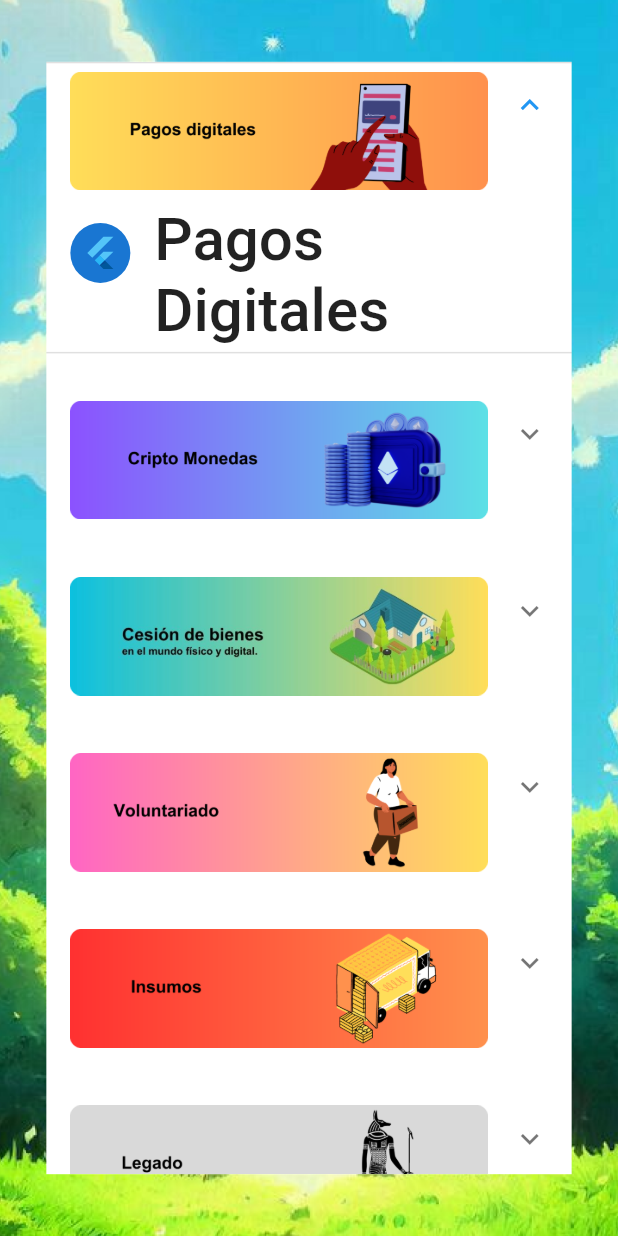
After one commit to EmmanuelChacon-ve/Jabes-flutter, a Flutter app: the MetodosPago screen opened by its route, after a tap on the "expand more" icon, on a phone screen of 412 x 824 dp. The commit adds this screen. Run offline on Flutter 3.47's test engine with Material 2 defaults, Android fonts, the phone set to English and light mode, and no system bars; our stand-ins replace image_picker, lottie, shared_preferences, sn_progress_dialog; accounts and stored records are empty; Roboto replaces fonts that are missing (Nimbusans).

Commit message:
Emmanuel lo mama

```diff
--- a/lib/main.dart
+++ b/lib/main.dart
@@ -1,5 +1,6 @@
 import 'package:flutter/material.dart';
 import 'package:jabes/src/pages/admin/orders/list/admin_orders_list_page.dart';
+import 'package:jabes/src/pages/client/payment/payment_methods.dart';
 import 'package:jabes/src/pages/client/products/list/client_products_list_page.dart';
 import 'package:jabes/src/pages/login/login_page.dart';
 import 'package:jabes/src/pages/org/orders/list/org_orders_list_page.dart';
@@ -34,6 +35,8 @@ class _MyWidgetState extends State<MyApp> {
         'org/orders/list': (BuildContext context) => const OrgOrdersListpage(),
         'admin/orders/list': (BuildContext context) =>
             const AdminOrdersListPage(),
+        'client/payment/paymentMethods': (BuildContext context) =>
+            const MetodosPago(),
       },
       theme: ThemeData(
         fontFamily: 'Nimbusans',
--- /dev/null
+++ b/lib/src/pages/client/payment/payment_methods.dart
@@ -0,0 +1,106 @@
+import 'package:flutter/material.dart';
+// import '../utils/IconPaths.dart';
+
+class MetodosPago extends StatelessWidget {
+  const MetodosPago({super.key});
+
+  @override
+  Widget build(BuildContext context) {
+    return const Scaffold(
+      body: PrincipalContainer(hijo: ListMethods()),
+    );
+  }
+}
+
+class PrincipalContainer extends StatelessWidget {
+  final String urlImagen = 'asset/img/fondoP.png';
+  final Widget hijo;
+  const PrincipalContainer({Key? key, required this.hijo}) : super(key: key);
+
+  @override
+  Widget build(BuildContext context) {
+    return Container(
+      decoration: BoxDecoration(
+        image: DecorationImage(
+          image: AssetImage(urlImagen),
+          fit: BoxFit.cover,
+        ),
+      ),
+      child: Align(
+        alignment: Alignment.center,
+        child: Container(
+          width: MediaQuery.of(context).size.width * 0.85,
+          height: MediaQuery.of(context).size.height * 0.90,
+          color: Colors.white,
+          child: hijo,
+        ),
+      ),
+    );
+  }
+}
+
+class ListMethods extends StatelessWidget {
+  const ListMethods({Key? key}) : super(key: key);
+
+  final List<Map<String, String>> methods = const [
+    {'nombre': 'Pagos Digitales', 'urlImagen': 'asset/img/method1.png'},
+    {'nombre': 'Cripto Monedas', 'urlImagen': 'asset/img/method2.png'},
+    {'nombre': 'Cesion de bienes', 'urlImagen': 'asset/img/method3.png'},
+    {'nombre': 'Voluntariado', 'urlImagen': 'asset/img/method4.png'},
+    {'nombre': 'Insumos', 'urlImagen': 'asset/img/method5.png'},
+    {'nombre': 'Legado', 'urlImagen': 'asset/img/method6.png'},
+  ];
+
+  @override
+  Widget build(BuildContext context) {
+    return ListView.separated(
+      separatorBuilder: (context, index) => const SizedBox(height: 25),
+      itemCount: methods.length,
+      itemBuilder: (context, index) {
+        return ExpansionTile(
+          trailing: null,
+          title: SizedBox(
+            width: MediaQuery.of(context).size.width * 0.50,
+            child: Container(
+              height: MediaQuery.of(context).size.height * 0.1,
+              decoration: BoxDecoration(
+                image: DecorationImage(
+                  image: AssetImage(methods[index]['urlImagen']!),
+                  fit: BoxFit.contain,
+                ),
+              ),
+            ),
+          ),
+          children: [
+            MethodsOptions(methodData: methods[index]),
+          ],
+        );
+      },
+    );
+  }
+}
+
+class MethodsOptions extends StatelessWidget {
+  final Map<String, String> methodData;
+
+  const MethodsOptions({
+    Key? key,
+    required this.methodData,
+  }) : super(key: key);
+
+  @override
+  Widget build(BuildContext context) {
+    return ListTile(
+      //pasar methodData como variable para obtener valor de donde esta la imagen y id para el json
+      onTap: () => print(methodData),
+      leading: const CircleAvatar(child: FlutterLogo()),
+      title: Text(
+        //aqui manejar de mejor forma el ''
+        methodData['nombre'] ?? '',
+        style: const TextStyle(
+          fontSize: 40,
+        ),
+      ),
+    );
+  }
+}
--- a/lib/src/pages/client/products/list/client_products_list_page.dart
+++ b/lib/src/pages/client/products/list/client_products_list_page.dart
@@ -104,9 +104,11 @@ class _ClientProductsListPageState extends State<ClientProductsListPage> {
             title: Text('Editar Perfil'),
             trailing: Icon(Icons.edit_outlined),
           ),
-          const ListTile(
-            title: Text('Donar/Voluntariado'),
-            trailing: Icon(Icons.volunteer_activism),
+          ListTile(
+            onTap: () =>
+                Navigator.pushNamed(context, 'client/payment/paymentMethods'),
+            title: const Text('Donar/Voluntariado'),
+            trailing: const Icon(Icons.volunteer_activism),
           ),
           const ListTile(
             title: Text('Registro de donaciones'),
--- a/lib/src/pages/register/register_controler.dart
+++ b/lib/src/pages/register/register_controler.dart
@@ -107,10 +107,10 @@ class RegisterController {
     });
   }
 
-  Future selectImage(ImageSource imageSource) async {
-    pickedFile = await ImagePicker().getImage(source: imageSource);
+  Future<void> selectImage(ImageSource imageSource) async {
+    XFile? pickedFile = await ImagePicker().pickImage(source: imageSource);
     if (pickedFile != null) {
-      imageFile = File(pickedFile!.path);
+      imageFile = File(pickedFile.path);
     }
     Navigator.pop(context);
     refresh();
```
Also changed, not shown: asset/img/fondoP.png (added), asset/img/method1.png (added), asset/img/method2.png (added), asset/img/method3.png (added), asset/img/method4.png (added), asset/img/method5.png (added), asset/img/method6.png (added), 3 other files.
